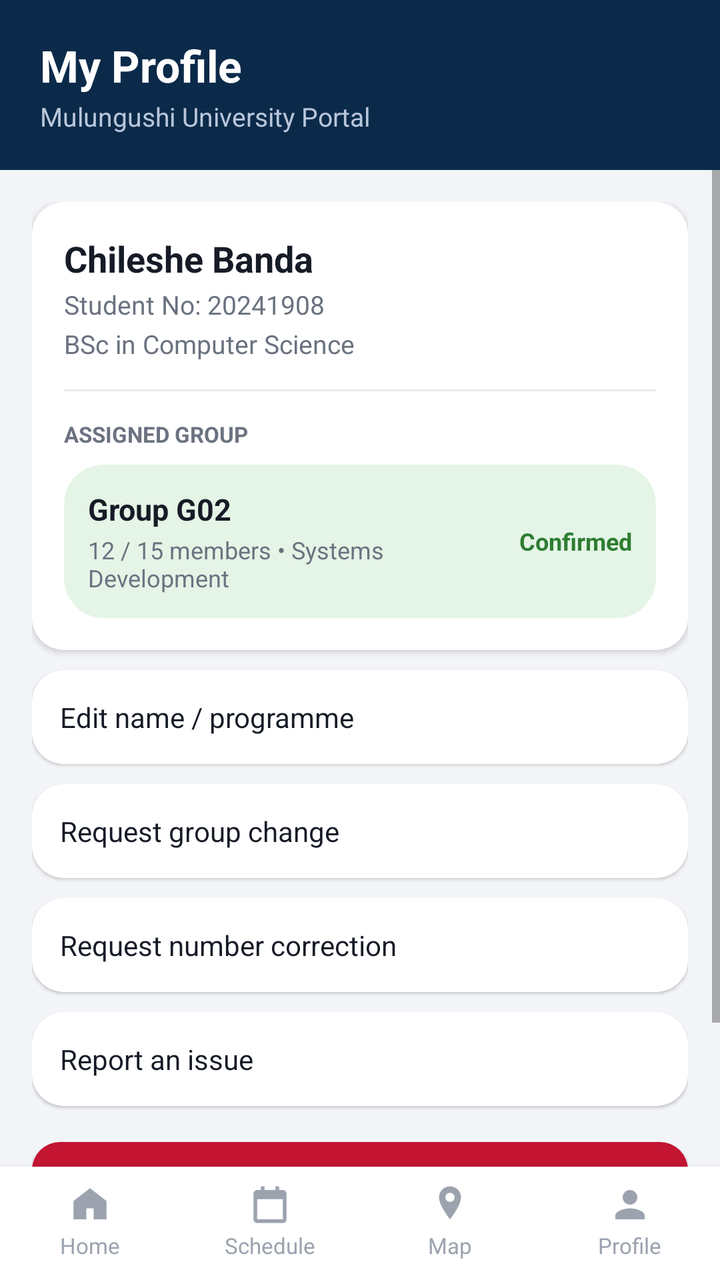
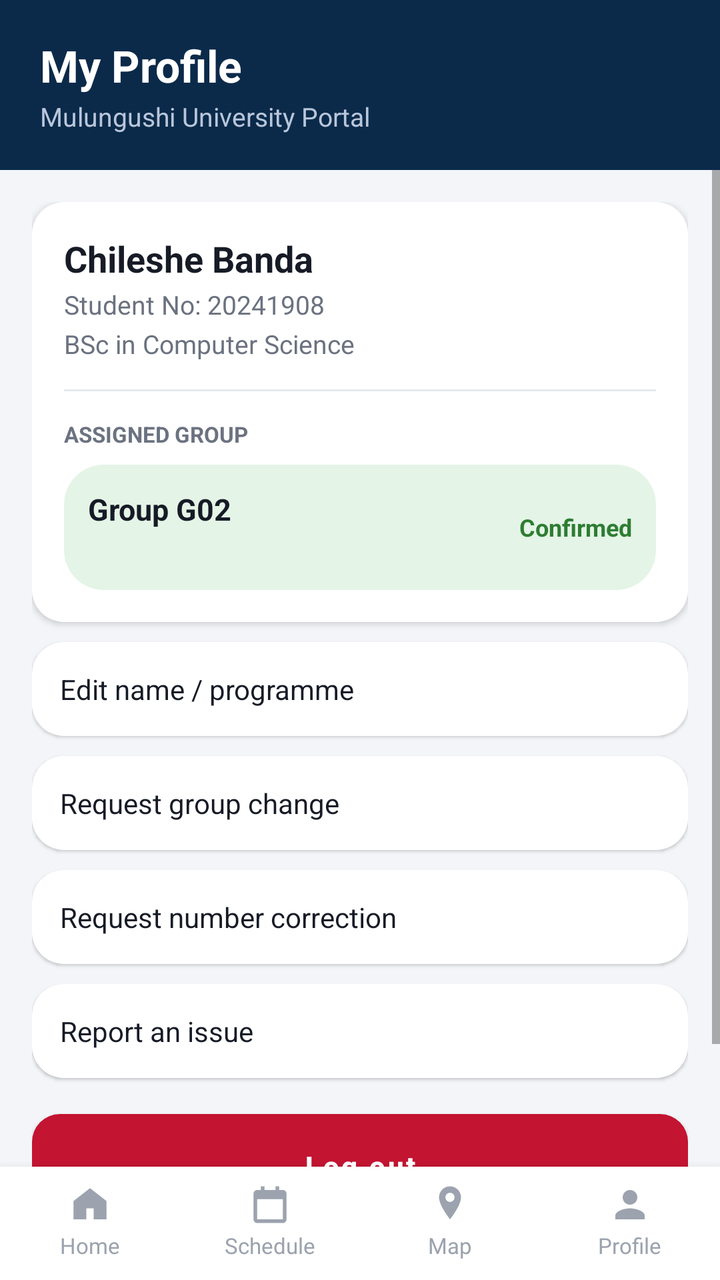

The first picture is an Android layout as it rendered before a commit; the second is the same layout after the commit. The layout source and the unified diff follow.
<!-- AndroidManifest.xml: application theme Theme.CampusApp -->
<!-- res/layout/activity_student_profile.xml -->
<?xml version="1.0" encoding="utf-8"?>
<LinearLayout xmlns:android="http://schemas.android.com/apk/res/android"
    xmlns:app="http://schemas.android.com/apk/res-auto"
    android:layout_width="match_parent"
    android:layout_height="match_parent"
    android:orientation="vertical"
    android:background="@color/background">

    <LinearLayout style="@style/SectionHeader">
        <TextView android:layout_width="wrap_content" android:layout_height="wrap_content"
            android:text="My Profile" android:textColor="@color/white" android:textSize="22sp" android:textStyle="bold"/>
        <TextView android:layout_width="wrap_content" android:layout_height="wrap_content" android:layout_marginTop="2dp"
            android:text="Mulungushi University Portal" android:textColor="#B9C6DA" android:textSize="13sp"/>
    </LinearLayout>

    <ScrollView android:layout_width="match_parent" android:layout_height="0dp" android:layout_weight="1">
        <LinearLayout android:layout_width="match_parent" android:layout_height="wrap_content" android:orientation="vertical" android:padding="16dp">

            <LinearLayout
                android:layout_width="match_parent" android:layout_height="wrap_content"
                android:orientation="vertical" android:background="@drawable/bg_card" android:padding="16dp" android:elevation="2dp">

                <LinearLayout android:layout_width="match_parent" android:layout_height="wrap_content" android:orientation="horizontal">
                    <LinearLayout android:layout_width="0dp" android:layout_height="wrap_content" android:layout_weight="1" android:orientation="vertical">
                        <TextView android:id="@+id/tvName" android:layout_width="wrap_content" android:layout_height="wrap_content"
                            android:text="Chileshe Banda" android:textStyle="bold" android:textSize="18sp" android:textColor="@color/text_dark"/>
                        <TextView android:id="@+id/tvNumber" android:layout_width="wrap_content" android:layout_height="wrap_content" android:layout_marginTop="2dp"
                            android:text="Student No: 20241908" android:textSize="13sp" android:textColor="@color/text_gray"/>
                        <TextView android:id="@+id/tvProgramme" android:layout_width="wrap_content" android:layout_height="wrap_content" android:layout_marginTop="2dp"
                            android:text="BSc in Computer Science" android:textSize="13sp" android:textColor="@color/text_gray"/>
                    </LinearLayout>
                </LinearLayout>

                <View android:layout_width="match_parent" android:layout_height="1dp" android:background="@color/divider" android:layout_marginTop="14dp" android:layout_marginBottom="14dp"/>

                <TextView android:layout_width="wrap_content" android:layout_height="wrap_content"
                    android:text="ASSIGNED GROUP" android:textSize="11sp" android:textColor="@color/text_gray" android:textStyle="bold"/>

                <LinearLayout android:layout_width="match_parent" android:layout_height="wrap_content" android:orientation="horizontal"
                    android:gravity="center_vertical" android:layout_marginTop="8dp"
                    android:background="@drawable/bg_pill_green" android:padding="12dp">
                    <LinearLayout android:layout_width="0dp" android:layout_height="wrap_content" android:layout_weight="1" android:orientation="vertical">
                        <TextView android:id="@+id/tvGroup" android:layout_width="wrap_content" android:layout_height="wrap_content"
                            android:text="Group G02" android:textStyle="bold" android:textSize="15sp" android:textColor="@color/text_dark"/>
                        <TextView android:layout_width="wrap_content" android:layout_height="wrap_content" android:layout_marginTop="2dp"
                            android:text="12 / 15 members • Systems Development" android:textSize="12sp" android:textColor="@color/text_gray"/>
                    </LinearLayout>
                    <TextView android:layout_width="wrap_content" android:layout_height="wrap_content"
                        android:text="Confirmed" android:textColor="@color/badge_green" android:textStyle="bold" android:textSize="12sp"/>
                </LinearLayout>

            </LinearLayout>

            <TextView android:id="@+id/tvEditProfile" style="@style/ProfileAction" android:text="Edit name / programme"/>
            <TextView android:id="@+id/tvGroupChange" style="@style/ProfileAction" android:text="Request group change"/>
            <TextView android:id="@+id/tvNumberCorrection" style="@style/ProfileAction" android:text="Request number correction"/>
            <TextView android:id="@+id/tvReportIssue" style="@style/ProfileAction" android:text="Report an issue"/>

            <Button
                android:id="@+id/btnLogout"
                android:layout_width="match_parent"
                android:layout_height="52dp"
                android:layout_marginTop="18dp"
                android:background="@drawable/bg_button_red"
            app:backgroundTint="@null"
                android:text="Log out"
                android:textAllCaps="false"
                android:textColor="@color/white"
                android:textStyle="bold"
                android:elevation="0dp"/>

            <TextView
                android:layout_width="wrap_content"
                android:layout_height="wrap_content"
                android:layout_gravity="center_horizontal"
                android:layout_marginTop="12dp"
                android:text="Synced 5 min ago"
                android:textSize="12sp"
                android:textColor="@color/text_gray_light"/>

        </LinearLayout>
    </ScrollView>

    <include layout="@layout/layout_bottom_nav" android:id="@+id/bottomNavInclude"/>

</LinearLayout>
<!-- res/layout/layout_bottom_nav.xml (included above) -->
<?xml version="1.0" encoding="utf-8"?>
<LinearLayout xmlns:android="http://schemas.android.com/apk/res/android"
    android:id="@+id/bottomNav"
    android:layout_width="match_parent"
    android:layout_height="wrap_content"
    android:orientation="horizontal"
    android:background="@color/white"
    android:elevation="8dp"
    android:paddingTop="8dp"
    android:paddingBottom="10dp">

    <LinearLayout android:id="@+id/navHome" style="@style/BottomNavItem">
        <ImageView android:importantForAccessibility="no" android:id="@+id/navHomeIcon" style="@style/BottomNavIcon" android:src="@drawable/ic_home"/>
        <TextView android:id="@+id/navHomeLabel" style="@style/BottomNavLabel" android:text="Home"/>
    </LinearLayout>

    <LinearLayout android:id="@+id/navSchedule" style="@style/BottomNavItem">
        <ImageView android:importantForAccessibility="no" android:id="@+id/navScheduleIcon" style="@style/BottomNavIcon" android:src="@drawable/ic_schedule"/>
        <TextView android:id="@+id/navScheduleLabel" style="@style/BottomNavLabel" android:text="Schedule"/>
    </LinearLayout>

    <LinearLayout android:id="@+id/navMap" style="@style/BottomNavItem">
        <ImageView android:importantForAccessibility="no" android:id="@+id/navMapIcon" style="@style/BottomNavIcon" android:src="@drawable/ic_map"/>
        <TextView android:id="@+id/navMapLabel" style="@style/BottomNavLabel" android:text="@string/map"/>
    </LinearLayout>

    <LinearLayout android:id="@+id/navProfile" style="@style/BottomNavItem">
        <ImageView android:importantForAccessibility="no" android:id="@+id/navProfileIcon" style="@style/BottomNavIcon" android:src="@drawable/ic_profile"/>
        <TextView android:id="@+id/navProfileLabel" style="@style/BottomNavLabel" android:text="Profile"/>
    </LinearLayout>

</LinearLayout>
<!-- resources referenced by this layout -->
<resources>
  <color name="background">#F3F5F8</color>
  <color name="badge_green">#2E7D32</color>
  <color name="divider">#E6E9EE</color>
  <color name="text_dark">#161B26</color>
  <color name="text_gray">#6B7280</color>
  <color name="text_gray_light">#9CA3AF</color>
  <color name="white">#FFFFFF</color>
  <!-- drawable bg_button_red (drawable) -->
  <?xml version="1.0" encoding="utf-8"?>
  <shape xmlns:android="http://schemas.android.com/apk/res/android" android:shape="rectangle">
      <solid android:color="@color/primary_red" />
      <corners android:radius="14dp" />
  </shape>
  <!-- drawable bg_card (drawable) -->
  <?xml version="1.0" encoding="utf-8"?>
  <shape xmlns:android="http://schemas.android.com/apk/res/android" android:shape="rectangle">
      <solid android:color="@color/card_white" />
      <corners android:radius="16dp" />
  </shape>
  <!-- drawable bg_pill_green (drawable) -->
  <?xml version="1.0" encoding="utf-8"?>
  <shape xmlns:android="http://schemas.android.com/apk/res/android" android:shape="rectangle">
      <solid android:color="@color/badge_green_bg" />
      <corners android:radius="20dp" />
  </shape>
  <!-- drawable ic_home (drawable) -->
  <vector xmlns:android="http://schemas.android.com/apk/res/android"
      android:width="24dp" android:height="24dp" android:viewportWidth="24" android:viewportHeight="24"
      android:tint="?attr/colorControlNormal">
      <path android:fillColor="@android:color/white"
          android:pathData="M12,3 L21,10 L21,20 L14,20 L14,14 L10,14 L10,20 L3,20 L3,10 Z"
          android:fillType="evenOdd"/>
  </vector>
  <!-- drawable ic_map (drawable) -->
  <vector xmlns:android="http://schemas.android.com/apk/res/android"
      android:width="24dp" android:height="24dp" android:viewportWidth="24" android:viewportHeight="24">
      <path android:fillColor="@android:color/white"
          android:pathData="M12,2 C8.7,2 6,4.7 6,8 C6,12.5 12,20 12,20 C12,20 18,12.5 18,8 C18,4.7 15.3,2 12,2 Z M12,10.5 C10.6,10.5 9.5,9.4 9.5,8 C9.5,6.6 10.6,5.5 12,5.5 C13.4,5.5 14.5,6.6 14.5,8 C14.5,9.4 13.4,10.5 12,10.5 Z"/>
  </vector>
  <!-- drawable ic_profile (drawable) -->
  <vector xmlns:android="http://schemas.android.com/apk/res/android"
      android:width="24dp" android:height="24dp" android:viewportWidth="24" android:viewportHeight="24">
      <path android:fillColor="@android:color/white"
          android:pathData="M12,12 C14.2,12 16,10.2 16,8 C16,5.8 14.2,4 12,4 C9.8,4 8,5.8 8,8 C8,10.2 9.8,12 12,12 Z M12,14 C9.3,14 4,15.3 4,18 L4,20 L20,20 L20,18 C20,15.3 14.7,14 12,14 Z"/>
  </vector>
  <string name="map">Map</string>
  <style name="BottomNavIcon">
          <item name="android:layout_width">22dp</item>
          <item name="android:layout_height">22dp</item>
          <item name="android:tint">@color/text_gray_light</item>
      </style>
  <style name="BottomNavLabel">
          <item name="android:layout_width">wrap_content</item>
          <item name="android:layout_height">wrap_content</item>
          <item name="android:layout_marginTop">2dp</item>
          <item name="android:textSize">11sp</item>
          <item name="android:textColor">@color/text_gray_light</item>
      </style>
  <style name="Theme.CampusApp" parent="Theme.MaterialComponents.Light.NoActionBar">
          <item name="colorPrimary">@color/primary_blue</item>
          <item name="colorPrimaryDark">@color/navy_dark</item>
          <item name="colorAccent">@color/primary_red</item>
          <item name="android:windowBackground">@color/background</item>
          <item name="android:statusBarColor">@color/navy_dark</item>
      </style>
  <color name="primary_red">#C31432</color>
  <color name="card_white">#FFFFFF</color>
  <color name="badge_green_bg">#E4F4E6</color>
  <color name="navy_dark">#0B2A4A</color>
  <color name="primary_blue">#12469E</color>
  <!-- unchanged entries left out for length: 4 -->
</resources>

<!-- the commit's change to res/layout/activity_student_profile.xml (unified diff, before → after) -->
@@ -43,7 +43,7 @@
                         <TextView android:id="@+id/tvGroup" android:layout_width="wrap_content" android:layout_height="wrap_content"
                             android:text="Group G02" android:textStyle="bold" android:textSize="15sp" android:textColor="@color/text_dark"/>
                         <TextView android:layout_width="wrap_content" android:layout_height="wrap_content" android:layout_marginTop="2dp"
-                            android:text="12 / 15 members • Systems Development" android:textSize="12sp" android:textColor="@color/text_gray"/>
+                            android:id="@+id/tvGroupMembers" android:text="" android:textSize="12sp" android:textColor="@color/text_gray"/>
                     </LinearLayout>
                     <TextView android:layout_width="wrap_content" android:layout_height="wrap_content"
                         android:text="Confirmed" android:textColor="@color/badge_green" android:textStyle="bold" android:textSize="12sp"/>
